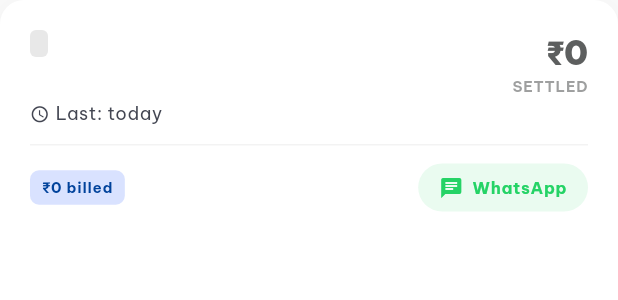
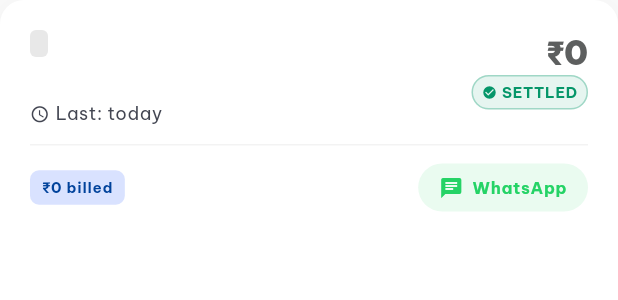
Before and after one commit to knowingrohan/hisaab-kitaab, a Flutter app: the CustomerCard widget shown alone on an empty page, opened directly with empty values, on a phone screen of 412 x 824 dp. Shown: the top 300 px of the screen. Run offline on Flutter 3.47's test engine with Material 3 defaults, Android fonts, the phone set to English and light mode, and no system bars; our stand-ins replace csv, drift, flutter_riverpod, go_router, google_fonts, share_plus; accounts and stored records are empty; generated files the repository leaves out were written again.

Commit message:
M4-Adhoc Units 8 & 9 — CSV Export + Zero-Balance Badge
Unit 8: CSV Export
- Added csv ^6.0.0 to pubspec.yaml
- New CsvExporter utility (lib/core/utils/csv_exporter.dart):
  - shareAllCustomers: Name/Flat/Phone/Billed/Paid/Balance summary
  - shareCustomerTransactions: customer header + dated Entry/Payment rows
  - Shared via share_plus Share.shareXFiles with temp CSV file
- Settings: "DATA EXPORT" section with Export All Customers button
- CustomerDetailScreen: "Export CSV" item in popup menu

Unit 9: Zero-Balance Badge
- CustomerCard: balance ≤ 0 shows green bordered chip with
  check_circle icon + "SETTLED" label (color #059669) instead of
  plain text

Co-Authored-By: Claude Sonnet 4.6 <noreply@anthropic.com>

```diff
--- a/lib/features/home/presentation/widgets/customer_card.dart
+++ b/lib/features/home/presentation/widgets/customer_card.dart
@@ -162,12 +162,41 @@ class CustomerCard extends ConsumerWidget {
                           fontSize: 22,
                         ),
                       ),
+                      if (customer.balance <= 0)
+                        Container(
+                          padding: const EdgeInsets.symmetric(
+                              horizontal: 6, vertical: 3),
+                          decoration: BoxDecoration(
+                            color: const Color(0xFF059669).withAlpha(25),
+                            borderRadius: BorderRadius.circular(20),
+                            border: Border.all(
+                              color: const Color(0xFF059669).withAlpha(80),
+                            ),
+                          ),
+                          child: Row(
+                            mainAxisSize: MainAxisSize.min,
+                            children: [
+                              const Icon(
+                                Icons.check_circle,
+                                size: 10,
+                                color: Color(0xFF059669),
+                              ),
+                              const SizedBox(width: 3),
                               Text(
-                        isOverdue
-                            ? 'OVERDUE'
-                            : customer.balance > 0
-                                ? 'DUE'
-                                : 'SETTLED',
+                                'SETTLED',
+                                style: theme.textTheme.labelSmall?.copyWith(
+                                  fontWeight: FontWeight.w700,
+                                  color: const Color(0xFF059669),
+                                  fontSize: 10,
+                                  letterSpacing: 0.5,
+                                ),
+                              ),
+                            ],
+                          ),
+                        )
+                      else
+                        Text(
+                          isOverdue ? 'OVERDUE' : 'DUE',
                           style: theme.textTheme.labelSmall?.copyWith(
                             fontWeight: FontWeight.w700,
                             color: isOverdue
--- a/pubspec.yaml
+++ b/pubspec.yaml
@@ -28,6 +28,7 @@ dependencies:
   intl: ^0.19.0
 
   # Utilities
+  csv: ^6.0.0
   url_launcher: ^6.3.1
   uuid: ^4.5.1
   pdf: ^3.11.1
```
Also changed, not shown: lib/core/utils/csv_exporter.dart (added, +94 -0 lines), lib/features/customer_detail/presentation/customer_detail_screen.dart (+18 -0 lines), lib/features/settings/presentation/settings_screen.dart (+52 -0 lines), pubspec.lock, 1 other file. Lines whose indentation alone changed are shown as unchanged.
